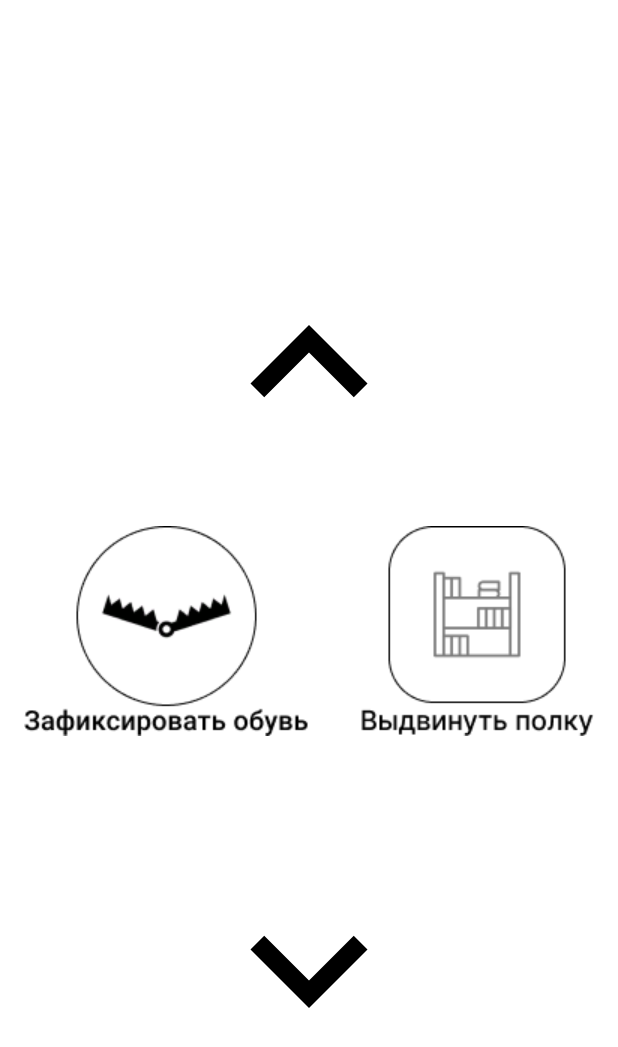
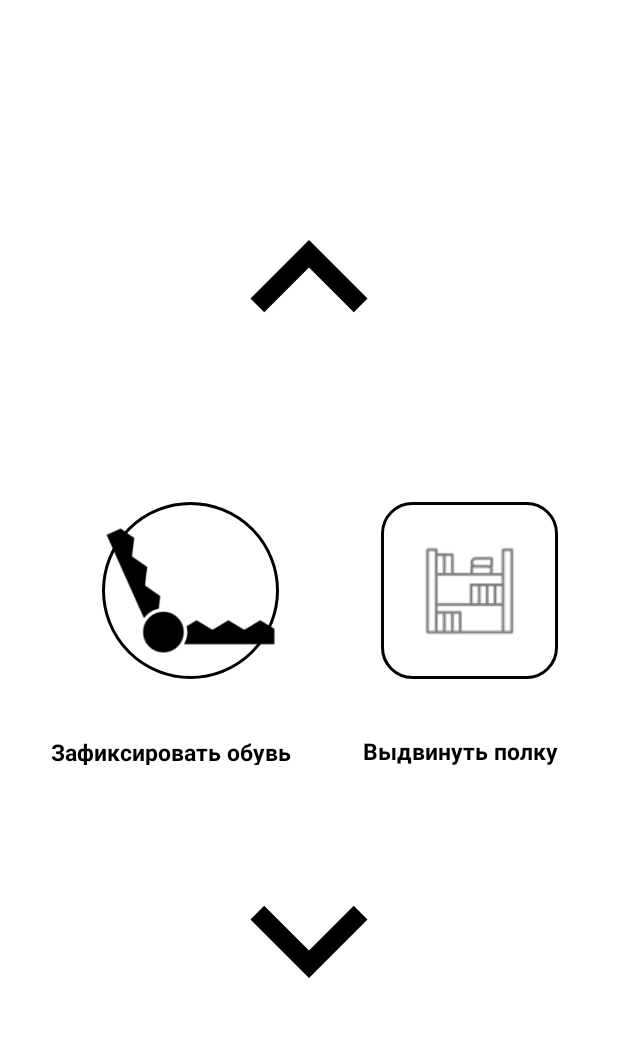
Before and after one commit to hereyourname-hub/IS, an Android app: the Frame24 screen opened directly, with no data from a screen before it, on a phone screen of 412 x 824 dp. Shown: the top 1047 px of the screen. Run offline under Robolectric (Android 15) with nearby library versions, the phone set to English and light mode, and no system bars.

Commit message:
here imprive

```diff
--- a/app/src/main/java/com/example/easyshelf/Frame18.java
+++ b/app/src/main/java/com/example/easyshelf/Frame18.java
@@ -4,6 +4,8 @@ import androidx.appcompat.app.AppCompatActivity;
 import android.content.Intent;
 import android.os.Bundle;
 import android.view.View;
+import android.widget.Button;
+import android.widget.ImageButton;
 import android.widget.ImageView;
 
 public class Frame18 extends AppCompatActivity {
@@ -15,7 +17,7 @@ public class Frame18 extends AppCompatActivity {
 
 
 
-        ImageView btnSw = findViewById(R.id.btn_sw);
+        Button btnSw = findViewById(R.id.btn_sw);
         btnSw.setOnClickListener(new View.OnClickListener() {
             @Override
             public void onClick(View v) {
--- /dev/null
+++ b/app/src/main/res/drawable/bg_button24.xml
@@ -0,0 +1,8 @@
+<?xml version="1.0" encoding="utf-8"?>
+<shape  xmlns:android="http://schemas.android.com/apk/res/android"
+    android:shape="rectangle">
+    <solid android:color="@color/white" />
+    <stroke android:width="2dp" android:color="#000" />
+    <corners android:radius="20dp" />
+
+</shape>
--- /dev/null
+++ b/app/src/main/res/drawable/bg_button_oval24.xml
@@ -0,0 +1,9 @@
+<?xml version="1.0" encoding="utf-8"?>
+<selector xmlns:android="http://schemas.android.com/apk/res/android">
+    <item>
+        <shape android:shape="oval">
+            <solid android:color="#FFF" />
+            <stroke android:width="2dp" android:color="#000" /> <!-- Добавляем обводку -->
+        </shape>
+    </item>
+</selector>
--- /dev/null
+++ b/app/src/main/res/drawable/oval.xml
@@ -0,0 +1,5 @@
+<vector android:height="24dp" android:tint="#8D8C8C"
+    android:viewportHeight="24" android:viewportWidth="24"
+    android:width="24dp" xmlns:android="http://schemas.android.com/apk/res/android">
+    <path android:fillColor="@android:color/white" android:pathData="M6,13c-2.2,0 -4,1.8 -4,4s1.8,4 4,4s4,-1.8 4,-4S8.2,13 6,13zM12,3C9.8,3 8,4.8 8,7s1.8,4 4,4s4,-1.8 4,-4S14.2,3 12,3zM18,13c-2.2,0 -4,1.8 -4,4s1.8,4 4,4s4,-1.8 4,-4S20.2,13 18,13z"/>
+</vector>
--- a/app/src/main/res/layout/activity_frame24.xml
+++ b/app/src/main/res/layout/activity_frame24.xml
@@ -17,41 +17,75 @@
         app:layout_constraintEnd_toEndOf="parent"
         app:layout_constraintStart_toStartOf="parent"
         app:layout_constraintTop_toTopOf="parent"
-        app:layout_constraintVertical_bias="0.187"
+        app:layout_constraintVertical_bias="0.0"
         app:srcCompat="@drawable/arrow_up" />
-
-    <ImageView
-        android:id="@+id/imageView9"
-        android:layout_width="wrap_content"
-        android:layout_height="wrap_content"
-        app:layout_constraintBottom_toTopOf="@+id/imageView6"
-        app:layout_constraintEnd_toStartOf="@+id/imageView8"
-        app:layout_constraintHorizontal_bias="0.326"
-        app:layout_constraintStart_toStartOf="parent"
-        app:layout_constraintTop_toBottomOf="@+id/imageView5"
-        app:layout_constraintVertical_bias="0.28"
-        app:srcCompat="@drawable/group17" />
-
-    <ImageView
-        android:id="@+id/imageView8"
-        android:layout_width="wrap_content"
-        android:layout_height="wrap_content"
-        android:layout_marginEnd="16dp"
-        android:background="@color/white"
-        app:layout_constraintBottom_toTopOf="@+id/imageView6"
-        app:layout_constraintEnd_toEndOf="parent"
-        app:layout_constraintTop_toBottomOf="@+id/imageView5"
-        app:layout_constraintVertical_bias="0.28"
-        app:srcCompat="@drawable/group19" />
 
     <ImageView
         android:id="@+id/imageView6"
         android:layout_width="249dp"
         android:layout_height="156dp"
-        android:layout_marginBottom="100dp"
+        android:layout_marginBottom="120dp"
         app:layout_constraintBottom_toBottomOf="parent"
         app:layout_constraintEnd_toEndOf="parent"
         app:layout_constraintStart_toStartOf="parent"
         app:srcCompat="@drawable/arrow_down" />
 
+    <TextView
+        android:id="@+id/textView2"
+        style="@style/TEXT"
+        android:layout_width="152dp"
+        android:layout_height="41dp"
+        android:layout_marginEnd="28dp"
+        android:layout_weight="1"
+        android:gravity="center_vertical"
+        android:padding="10dp"
+        android:text="Выдвинуть полку"
+        android:textSize="15sp"
+        android:textStyle="bold"
+        app:layout_constraintBottom_toTopOf="@+id/imageView6"
+        app:layout_constraintEnd_toEndOf="parent"
+        app:layout_constraintTop_toBottomOf="@+id/btn_for_shelf" />
+
+    <TextView
+        android:id="@+id/textView"
+        style="@style/TEXT"
+        android:layout_width="186dp"
+        android:layout_height="39dp"
+        android:layout_marginStart="24dp"
+        android:layout_weight="1"
+        android:gravity="center_vertical"
+        android:padding="10dp"
+        android:text="Зафиксировать обувь"
+        android:textSize="15sp"
+        android:textStyle="bold"
+        app:layout_constraintBottom_toTopOf="@+id/imageView6"
+        app:layout_constraintStart_toStartOf="parent"
+        app:layout_constraintTop_toBottomOf="@+id/btn_for_o" />
+
+    <ImageButton
+        android:id="@+id/btn_for_shelf"
+        android:layout_width="118dp"
+        android:layout_height="118dp"
+        android:background="@drawable/bg_button24"
+        app:layout_constraintBottom_toTopOf="@+id/imageView6"
+        app:layout_constraintEnd_toEndOf="parent"
+        app:layout_constraintHorizontal_bias="0.863"
+        app:layout_constraintStart_toStartOf="parent"
+        app:layout_constraintTop_toBottomOf="@+id/imageView5"
+        app:layout_constraintVertical_bias="0.425"
+        app:srcCompat="@drawable/fra18" />
+
+    <ImageButton
+        android:id="@+id/btn_for_o"
+        android:layout_width="118dp"
+        android:layout_height="118dp"
+        app:srcCompat="@drawable/img"
+        android:background="@drawable/bg_button_oval24"
+        app:layout_constraintBottom_toTopOf="@+id/imageView6"
+        app:layout_constraintEnd_toStartOf="@+id/btn_for_shelf"
+        app:layout_constraintStart_toStartOf="parent"
+        app:layout_constraintTop_toBottomOf="@+id/imageView5"
+        app:layout_constraintVertical_bias="0.425"
+        android:scaleType="fitCenter" />
+
 </androidx.constraintlayout.widget.ConstraintLayout>
```
Also changed, not shown: app/src/main/res/layout/activity_frame18.xml (+8 -29 lines), app/src/main/res/layout/fragment_settings.xml (+0 -22 lines), app/src/main/res/values/themes.xml (+26 -0 lines), app/src/main/res/drawable/for_btn_24_oval.png (added), app/src/main/res/drawable/img.png (added).
